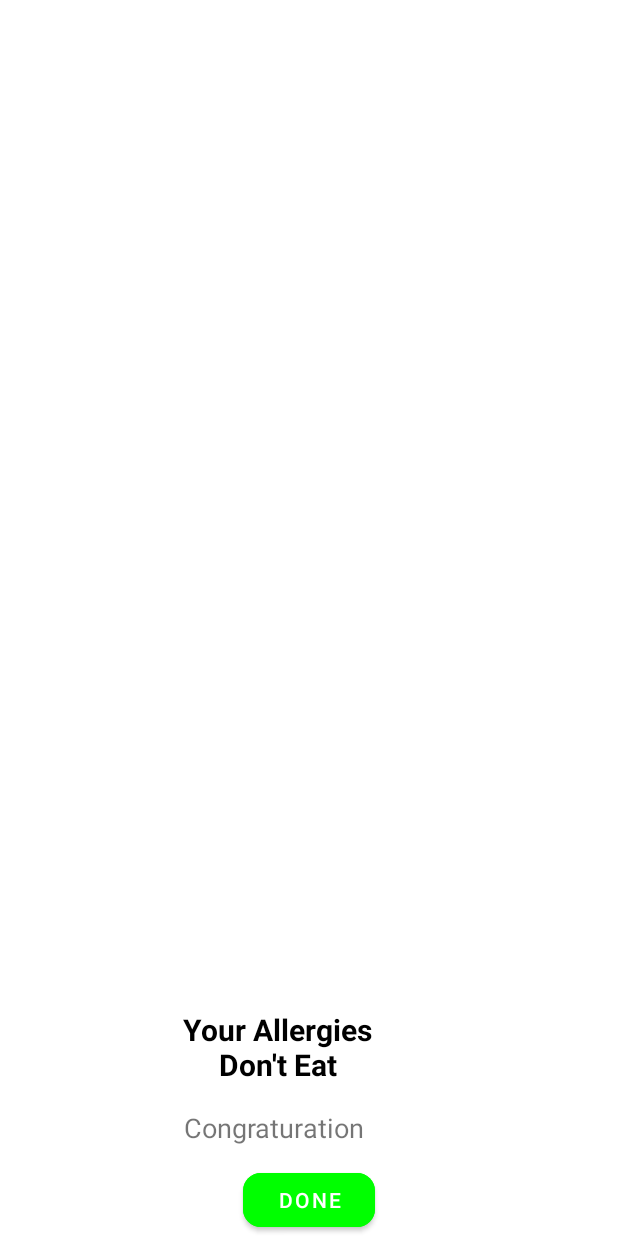
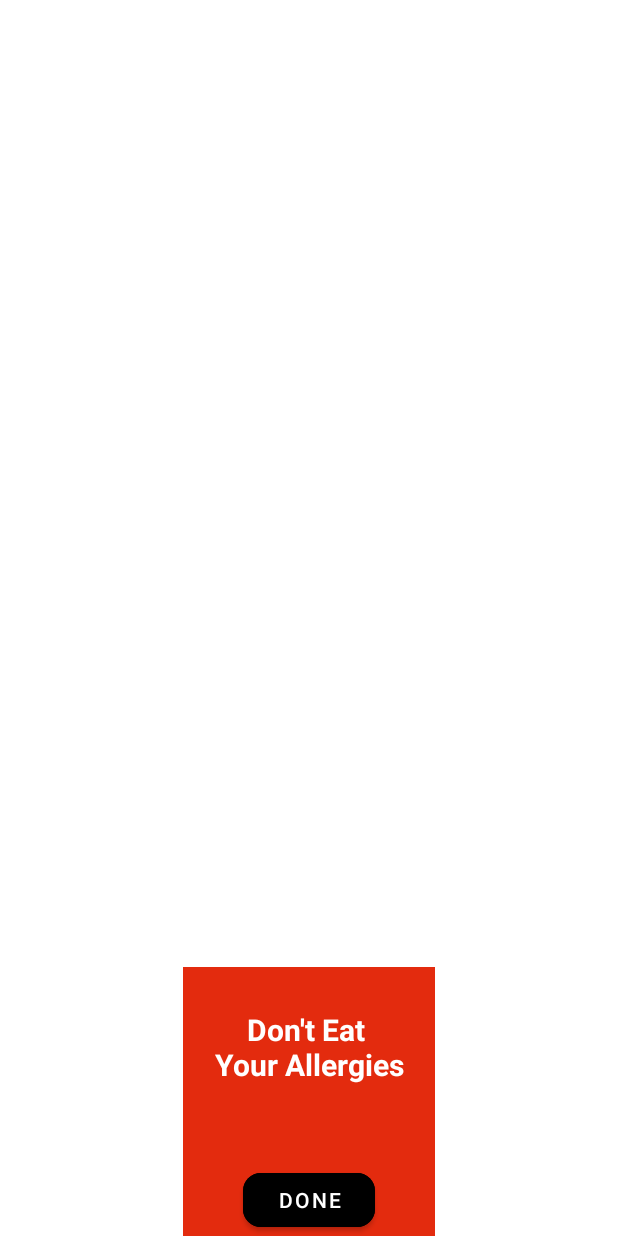
Before and after one commit to BALLLONG/LASTPROJECT, an Android app: the layout alert.xml on its own in the app's theme, with its tools: preview values and no code run, on a phone screen of 412 x 824 dp. Run offline under Robolectric (Android 15) with nearby library versions, the phone set to English and light mode, and no system bars.

Commit message:
Test LowCase equal text

```diff
--- a/app/src/main/res/layout/alert.xml
+++ b/app/src/main/res/layout/alert.xml
@@ -7,13 +7,13 @@
     android:id="@+id/successContraintLayout">
 
     <androidx.constraintlayout.widget.ConstraintLayout
+        android:id="@+id/layoutDialog"
         android:layout_width="wrap_content"
         android:layout_height="wrap_content"
-        android:id="@+id/layoutDialog"
-        android:background="@drawable/custom_bkg"
-        app:layout_constraintStart_toStartOf="parent"
+        android:background="@color/red"
+        app:layout_constraintBottom_toBottomOf="parent"
         app:layout_constraintEnd_toEndOf="parent"
-        app:layout_constraintBottom_toBottomOf="parent">
+        app:layout_constraintStart_toStartOf="parent">
 
         <TextView
             android:id="@+id/Alert"
@@ -21,24 +21,23 @@
             android:layout_height="wrap_content"
             android:gravity="center_horizontal"
             android:paddingTop="28dp"
-            android:text="Your Allergies\nDon't Eat"
-            android:textColor="@color/black"
+            android:text="Don't Eat \nYour Allergies"
+            android:textColor="@color/white"
             android:textSize="20sp"
             android:textStyle="bold"
-            app:layout_constraintTop_toTopOf="@+id/layoutDialog"/>
+            app:layout_constraintEnd_toEndOf="parent"
+            app:layout_constraintStart_toStartOf="parent"
+            app:layout_constraintTop_toTopOf="@+id/layoutDialog" />
 
         <TextView
+            android:id="@+id/successDesc"
             android:layout_width="match_parent"
             android:layout_height="wrap_content"
-            android:id="@+id/successDesc"
-            android:text="Congraturation"
+            android:layout_marginTop="16dp"
             android:gravity="center_horizontal"
             android:textSize="18sp"
-            android:layout_marginTop="16dp"
-            android:layout_marginEnd="20dp"
-            android:layout_marginStart="20dp"
-            app:layout_constraintTop_toBottomOf="@+id/Alert"
-            app:layout_constraintBottom_toTopOf="@+id/successDone"/>
+            app:layout_constraintBottom_toTopOf="@+id/successDone"
+            app:layout_constraintTop_toBottomOf="@+id/Alert" />
 
         <Button
             android:id="@+id/successDone"
@@ -47,10 +46,12 @@
             android:layout_marginStart="40dp"
             android:layout_marginTop="12dp"
             android:layout_marginEnd="40dp"
-            android:backgroundTint="@color/green"
+            android:backgroundTint="@color/black"
+            android:textColor="@color/white"
             android:text="Done"
             android:textSize="14sp"
             app:cornerRadius="12dp"
+            app:iconTint="#FFFFFF"
             app:layout_constraintEnd_toEndOf="parent"
             app:layout_constraintStart_toStartOf="parent"
             app:layout_constraintTop_toBottomOf="@+id/successDesc" />
```
Also changed, not shown: app/src/main/java/com/example/LastProject/MainActivity.java (+17 -4 lines).
